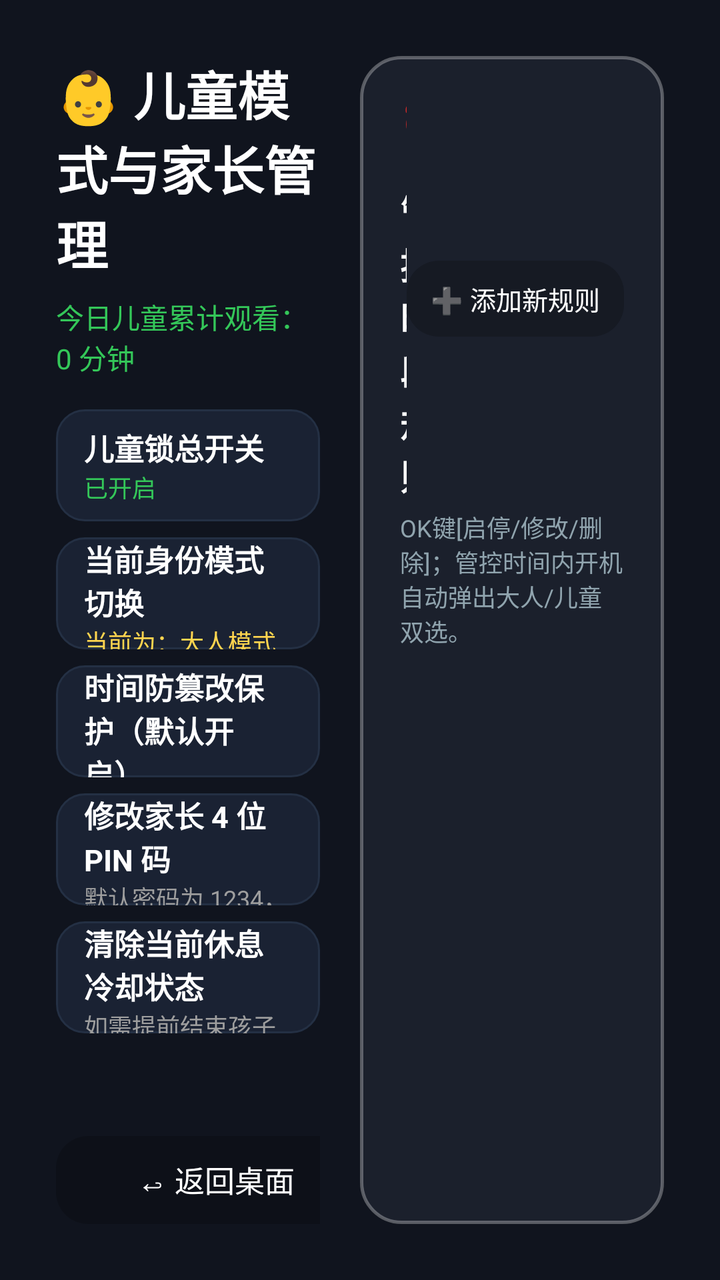
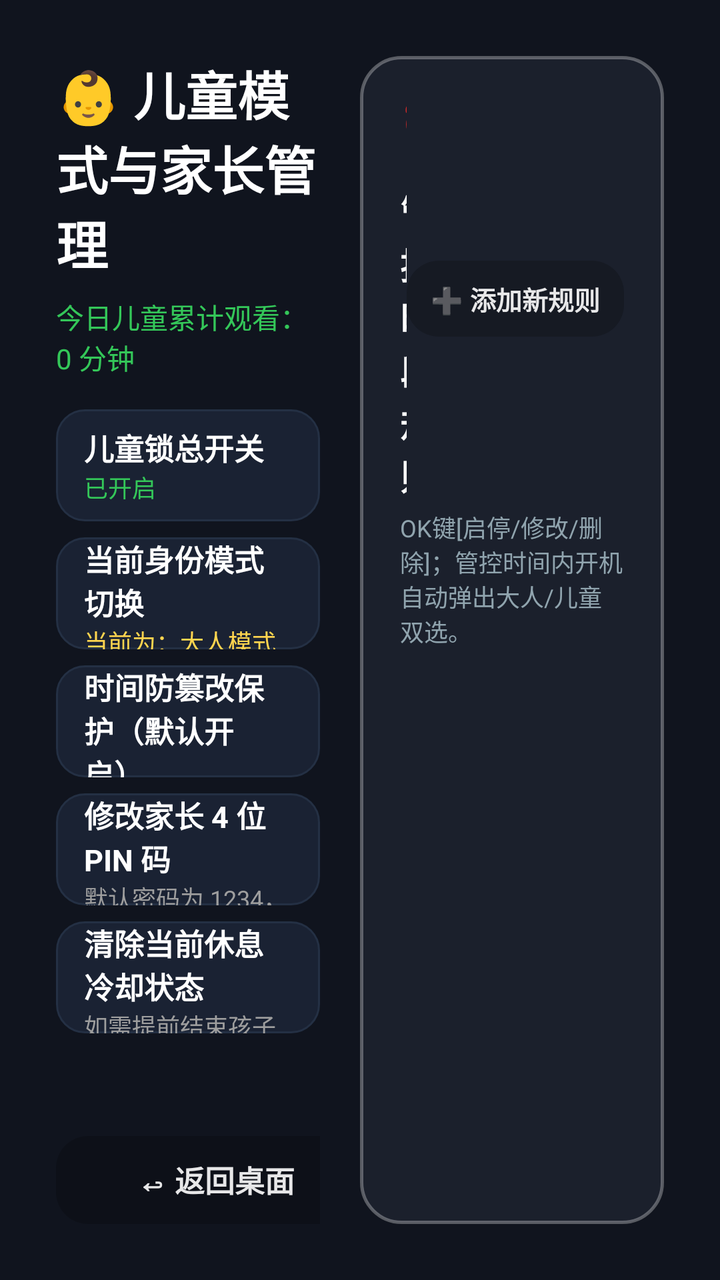

Screens rendered from an Android XML layout before and after an edit, with the pre-edit source and the edit as a unified diff.
<!-- AndroidManifest.xml: activity theme android:Theme.NoTitleBar.Fullscreen -->
<!-- res/layout/activity_child_lock_settings.xml -->
<?xml version="1.0" encoding="utf-8"?>
<LinearLayout xmlns:android="http://schemas.android.com/apk/res/android"
    android:layout_width="match_parent"
    android:layout_height="match_parent"
    android:background="#FF10141E"
    android:orientation="horizontal"
    android:padding="28dp">

    
    <LinearLayout
        android:layout_width="0dp"
        android:layout_height="match_parent"
        android:layout_weight="1"
        android:orientation="vertical"
        android:paddingEnd="20dp">

        <TextView
            android:layout_width="wrap_content"
            android:layout_height="wrap_content"
            android:text="👶 儿童模式与家长管理"
            android:textColor="#FFFFFFFF"
            android:textSize="26sp"
            android:textStyle="bold" />

        <TextView
            android:id="@+id/tv_today_watched"
            android:layout_width="wrap_content"
            android:layout_height="wrap_content"
            android:layout_marginTop="8dp"
            android:text="今日儿童累计观看：0 分钟"
            android:textColor="#34C759"
            android:textSize="14sp" />

        <ScrollView
            android:layout_width="match_parent"
            android:layout_height="0dp"
            android:layout_marginTop="16dp"
            android:layout_weight="1"
            android:scrollbars="none">

            <LinearLayout
                android:layout_width="match_parent"
                android:layout_height="wrap_content"
                android:orientation="vertical">

                
                <LinearLayout
                    android:id="@+id/row_master_switch"
                    android:layout_width="match_parent"
                    android:layout_height="56dp"
                    android:background="@drawable/settings_row_bg"
                    android:focusable="true"
                    android:gravity="center_vertical"
                    android:orientation="vertical"
                    android:paddingStart="14dp"
                    android:paddingEnd="14dp"
                    android:layout_marginBottom="8dp">

                    <TextView
                        android:layout_width="wrap_content"
                        android:layout_height="wrap_content"
                        android:text="儿童锁总开关"
                        android:textColor="#FFFFFFFF"
                        android:textSize="15sp"
                        android:textStyle="bold" />

                    <TextView
                        android:id="@+id/tv_master_switch_status"
                        android:layout_width="wrap_content"
                        android:layout_height="wrap_content"
                        android:text="已开启"
                        android:textColor="#34C759"
                        android:textSize="12sp" />
                </LinearLayout>

                
                <LinearLayout
                    android:id="@+id/row_switch_mode"
                    android:layout_width="match_parent"
                    android:layout_height="56dp"
                    android:background="@drawable/settings_row_bg"
                    android:focusable="true"
                    android:gravity="center_vertical"
                    android:orientation="vertical"
                    android:paddingStart="14dp"
                    android:paddingEnd="14dp"
                    android:layout_marginBottom="8dp">

                    <TextView
                        android:layout_width="wrap_content"
                        android:layout_height="wrap_content"
                        android:text="当前身份模式切换"
                        android:textColor="#FFFFFFFF"
                        android:textSize="15sp"
                        android:textStyle="bold" />

                    <TextView
                        android:id="@+id/tv_current_mode_status"
                        android:layout_width="wrap_content"
                        android:layout_height="wrap_content"
                        android:text="当前为：大人模式"
                        android:textColor="#FFD54F"
                        android:textSize="12sp" />
                </LinearLayout>

                
                <LinearLayout
                    android:id="@+id/row_anti_tamper"
                    android:layout_width="match_parent"
                    android:layout_height="56dp"
                    android:background="@drawable/settings_row_bg"
                    android:focusable="true"
                    android:gravity="center_vertical"
                    android:orientation="vertical"
                    android:paddingStart="14dp"
                    android:paddingEnd="14dp"
                    android:layout_marginBottom="8dp">

                    <TextView
                        android:layout_width="wrap_content"
                        android:layout_height="wrap_content"
                        android:text="时间防篡改保护（默认开启）"
                        android:textColor="#FFFFFFFF"
                        android:textSize="15sp"
                        android:textStyle="bold" />

                    <TextView
                        android:id="@+id/tv_anti_tamper_status"
                        android:layout_width="wrap_content"
                        android:layout_height="wrap_content"
                        android:text="已开启（检测时间被回拨强制锁屏）"
                        android:textColor="#34C759"
                        android:textSize="12sp" />
                </LinearLayout>

                
                <LinearLayout
                    android:id="@+id/row_change_password"
                    android:layout_width="match_parent"
                    android:layout_height="56dp"
                    android:background="@drawable/settings_row_bg"
                    android:focusable="true"
                    android:gravity="center_vertical"
                    android:orientation="vertical"
                    android:paddingStart="14dp"
                    android:paddingEnd="14dp"
                    android:layout_marginBottom="8dp">

                    <TextView
                        android:layout_width="wrap_content"
                        android:layout_height="wrap_content"
                        android:text="修改家长 4 位 PIN 码"
                        android:textColor="#FFFFFFFF"
                        android:textSize="15sp"
                        android:textStyle="bold" />

                    <TextView
                        android:layout_width="wrap_content"
                        android:layout_height="wrap_content"
                        android:text="默认密码为 1234，点击修改"
                        android:textColor="#9E9E9E"
                        android:textSize="12sp" />
                </LinearLayout>

                
                <LinearLayout
                    android:id="@+id/row_reset_cooldown"
                    android:layout_width="match_parent"
                    android:layout_height="56dp"
                    android:background="@drawable/settings_row_bg"
                    android:focusable="true"
                    android:gravity="center_vertical"
                    android:orientation="vertical"
                    android:paddingStart="14dp"
                    android:paddingEnd="14dp"
                    android:layout_marginBottom="8dp">

                    <TextView
                        android:layout_width="wrap_content"
                        android:layout_height="wrap_content"
                        android:text="清除当前休息冷却状态"
                        android:textColor="#FFFFFFFF"
                        android:textSize="15sp"
                        android:textStyle="bold" />

                    <TextView
                        android:layout_width="wrap_content"
                        android:layout_height="wrap_content"
                        android:text="如需提前结束孩子休息时间可点此"
                        android:textColor="#9E9E9E"
                        android:textSize="12sp" />
                </LinearLayout>

            </LinearLayout>
        </ScrollView>

        <Button
            android:id="@+id/btn_close_settings"
            android:layout_width="160dp"
            android:layout_height="44dp"
            android:layout_marginTop="8dp"
            android:background="@drawable/emotn_card_bg"
            android:text="↩ 返回桌面"
            android:textColor="#FFFFFFFF"
            android:textSize="15sp"
            android:focusable="true" />
    </LinearLayout>

    
    <LinearLayout
        android:layout_width="0dp"
        android:layout_height="match_parent"
        android:layout_weight="1"
        android:orientation="vertical"
        android:background="@drawable/bg_menu_bubble"
        android:padding="20dp">

        <LinearLayout
            android:layout_width="match_parent"
            android:layout_height="wrap_content"
            android:orientation="horizontal"
            android:gravity="center_vertical">

            <TextView
                android:layout_width="0dp"
                android:layout_height="wrap_content"
                android:layout_weight="1"
                android:text="⏰ 管控时段规则"
                android:textColor="#FFFFFFFF"
                android:textSize="18sp"
                android:textStyle="bold" />

            <Button
                android:id="@+id/btn_add_rule"
                android:layout_width="wrap_content"
                android:layout_height="38dp"
                android:background="@drawable/emotn_card_bg"
                android:text="➕ 添加新规则"
                android:textColor="#FFFFFFFF"
                android:textSize="13sp"
                android:paddingStart="12dp"
                android:paddingEnd="12dp"
                android:focusable="true" />
        </LinearLayout>

        <TextView
            android:layout_width="wrap_content"
            android:layout_height="wrap_content"
            android:layout_marginTop="4dp"
            android:text="OK键[启停/修改/删除]；管控时间内开机自动弹出大人/儿童双选。"
            android:textColor="#90A4AE"
            android:textSize="12sp" />

        <ScrollView
            android:layout_width="match_parent"
            android:layout_height="0dp"
            android:layout_marginTop="14dp"
            android:layout_weight="1">

            <LinearLayout
                android:id="@+id/layout_rules_container"
                android:layout_width="match_parent"
                android:layout_height="wrap_content"
                android:orientation="vertical" />
        </ScrollView>
    </LinearLayout>

</LinearLayout>
<!-- resources referenced by this layout -->
<resources>
  <!-- drawable bg_menu_bubble (drawable) -->
  <?xml version="1.0" encoding="utf-8"?>
  <shape xmlns:android="http://schemas.android.com/apk/res/android"
      android:shape="rectangle">
      <solid android:color="#E61C222E" />
      <corners android:radius="20dp" />
      <stroke android:width="1.5dp" android:color="#4DFFFFFF" />
  </shape>
  <!-- drawable emotn_card_bg (drawable) -->
  <?xml version="1.0" encoding="utf-8"?>
  <selector xmlns:android="http://schemas.android.com/apk/res/android">
      <item android:state_focused="true">
          <shape android:shape="rectangle">
              <solid android:color="#FFFFFFFF" />
              <corners android:radius="16dp" />
              <stroke android:width="3dp" android:color="#FFFFFFFF" />
          </shape>
      </item>
      <item>
          <shape android:shape="rectangle">
              <solid android:color="#33000000" />
              <corners android:radius="16dp" />
          </shape>
      </item>
  </selector>
  <!-- drawable settings_row_bg (drawable) -->
  <?xml version="1.0" encoding="utf-8"?>
  <selector xmlns:android="http://schemas.android.com/apk/res/android">
      <item android:state_focused="true">
          <shape android:shape="rectangle">
              <solid android:color="#2A3B54" />
              <corners android:radius="14dp" />
              <stroke android:width="3dp" android:color="#FFFFFFFF" />
          </shape>
      </item>
      <item>
          <shape android:shape="rectangle">
              <solid android:color="#1A2233" />
              <corners android:radius="14dp" />
              <stroke android:width="1dp" android:color="#243044" />
          </shape>
      </item>
  </selector>
</resources>

<!-- the commit's change to res/layout/activity_child_lock_settings.xml (unified diff, before → after) -->
@@ -201,8 +201,9 @@
             android:layout_marginTop="8dp"
             android:background="@drawable/emotn_card_bg"
             android:text="↩ 返回桌面"
-            android:textColor="#FFFFFFFF"
+            android:textColor="@color/menu_item_text_color"
             android:textSize="15sp"
+            android:textStyle="bold"
             android:focusable="true" />
     </LinearLayout>
 
@@ -236,8 +237,9 @@
                 android:layout_height="38dp"
                 android:background="@drawable/emotn_card_bg"
                 android:text="➕ 添加新规则"
-                android:textColor="#FFFFFFFF"
+                android:textColor="@color/menu_item_text_color"
                 android:textSize="13sp"
+                android:textStyle="bold"
                 android:paddingStart="12dp"
                 android:paddingEnd="12dp"
                 android:focusable="true" />
